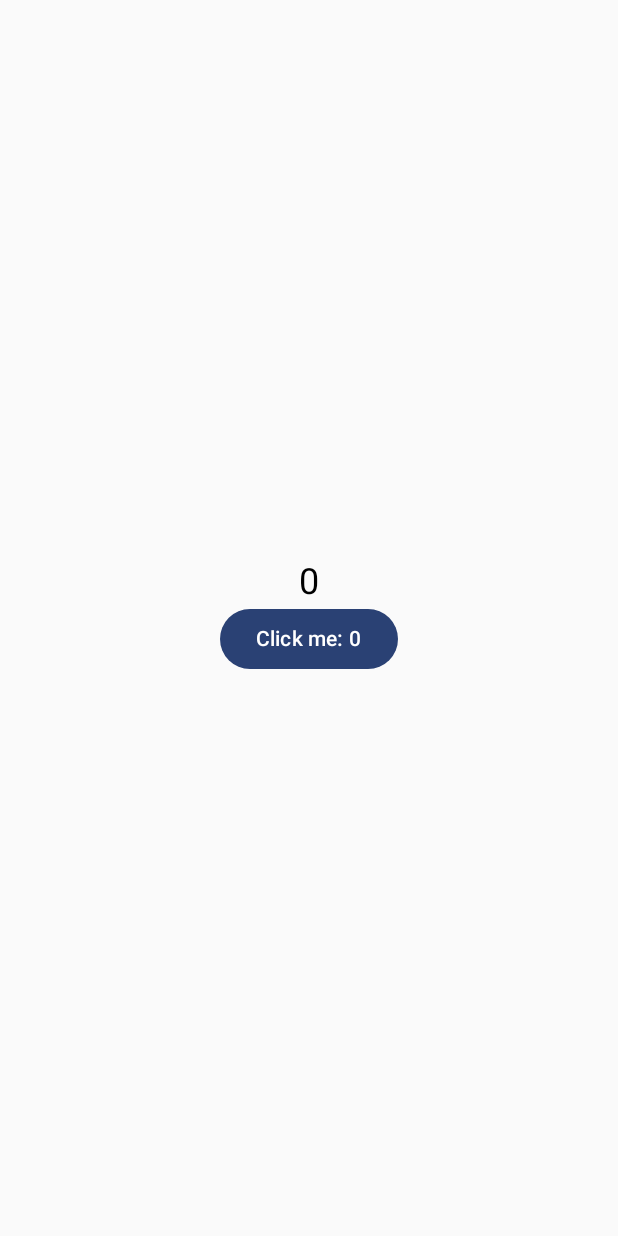
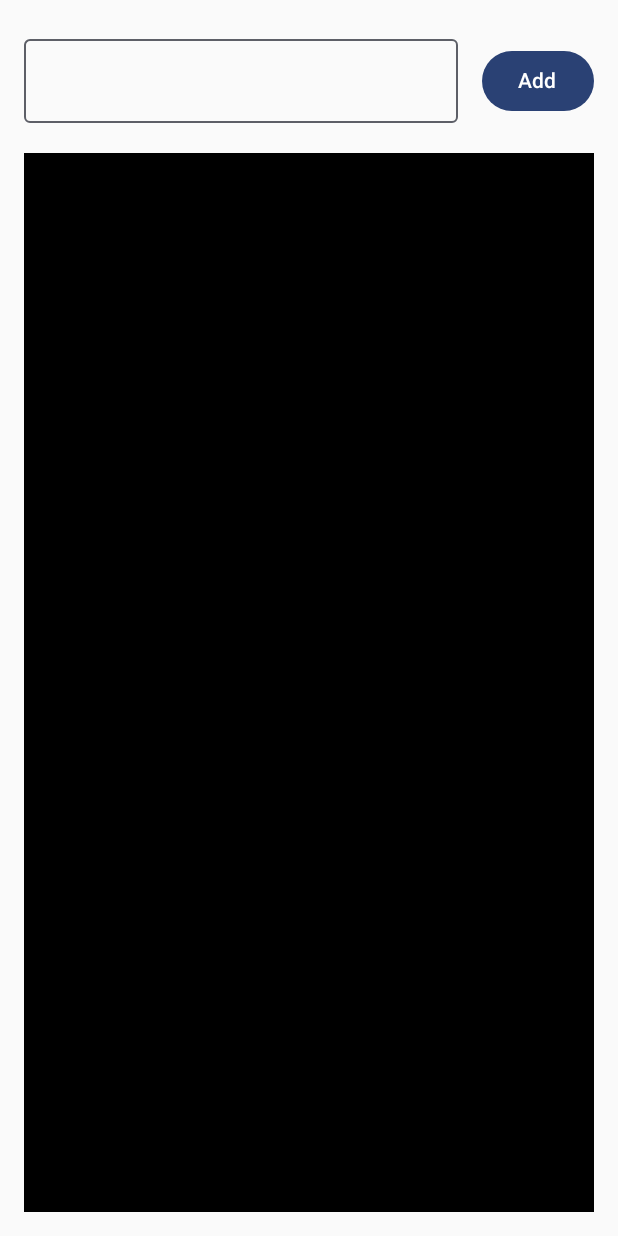
Before and after one commit to GrafVonTee/jetpack-compose-learning, an Android app built with Jetpack Compose: the screen it shows after launch (MainActivity), on a phone screen of 412 x 824 dp. Run offline under Robolectric (Android 15) with nearby library versions, the phone set to English and light mode, and no system bars.

Commit message:
Last Course Example

```diff
--- a/app/src/main/java/com/example/composecourse/MainActivity.kt
+++ b/app/src/main/java/com/example/composecourse/MainActivity.kt
@@ -10,20 +10,27 @@ import androidx.compose.foundation.layout.Arrangement
 import androidx.compose.foundation.layout.Box
 import androidx.compose.foundation.layout.Column
 import androidx.compose.foundation.layout.Row
+import androidx.compose.foundation.layout.Spacer
 import androidx.compose.foundation.layout.fillMaxSize
 import androidx.compose.foundation.layout.fillMaxWidth
+import androidx.compose.foundation.layout.height
 import androidx.compose.foundation.layout.padding
 import androidx.compose.foundation.layout.size
+import androidx.compose.foundation.layout.width
 import androidx.compose.foundation.lazy.LazyColumn
 import androidx.compose.foundation.lazy.LazyRow
+import androidx.compose.foundation.lazy.items
 import androidx.compose.material.icons.Icons
 import androidx.compose.material.icons.filled.Add
 import androidx.compose.material.icons.filled.Done
 import androidx.compose.material3.Button
+import androidx.compose.material3.Divider
 import androidx.compose.material3.Icon
 import androidx.compose.material3.MaterialTheme
+import androidx.compose.material3.OutlinedTextField
 import androidx.compose.material3.Surface
 import androidx.compose.material3.Text
+import androidx.compose.material3.TextField
 import androidx.compose.runtime.Composable
 import androidx.compose.runtime.getValue
 import androidx.compose.runtime.mutableIntStateOf
@@ -44,34 +51,78 @@ class MainActivity : ComponentActivity() {
         super.onCreate(savedInstanceState)
         setContent {
             ComposeCourseTheme {
-                var count by remember {
-                    mutableIntStateOf(0)
+                var name by remember {
+                    mutableStateOf("")
                 }
+                var nameList by remember {
+                    mutableStateOf(listOf<String>())
+                }
+
                 Column(
                     modifier = Modifier
-                        .fillMaxSize(),
-                    verticalArrangement = Arrangement.Center,
-                    horizontalAlignment = Alignment.CenterHorizontally,
+                        .fillMaxSize()
+                        .padding(16.dp),
+                    horizontalAlignment = Alignment.Start
                 ) {
-                    Text(
-                        text = count.toString(),
-                        fontSize = 24.sp,
+                    Row(
+                        modifier = Modifier
+                            .fillMaxWidth()
+                            .padding(vertical = 10.dp),
+                        verticalAlignment = Alignment.CenterVertically,
+                    ) {
+                        OutlinedTextField(
+                            value = name,
+                            onValueChange = { text ->
+                                name = text
+                            },
+                            modifier = Modifier
+                                .weight(1f)
+                        )
+
+                        Spacer(modifier = Modifier
+                            .width(16.dp)
+                        )
+
+                        Button(onClick = {
+                            if (name.isNotBlank()) {
+                                nameList += name
+                                name = ""
+                            }
+                        }) {
+                            Text(text = "Add")
+                        }
+                    }
+
+                    Spacer(modifier = Modifier.height(10.dp))
+
+                    NameList(
+                        nameList,
+                        Modifier
+                            .fillMaxSize()
+                            .background(Color.Black)
+                            .padding(10.dp),
                     )
-                    Button(onClick = {
-                        count++
-                    }) {
-                        Text(text = "Click me: $count")
-                    }
                 }
             }
         }
     }
 }
 
-@Preview(showBackground = true)
 @Composable
-fun GreetingPreview() {
-    ComposeCourseTheme {
-
+fun NameList(
+    nameList: List<String>,
+    modifier: Modifier = Modifier
+) {
+    LazyColumn (modifier) {
+        items (nameList) { currentName ->
+            Text(
+                text = currentName,
+                color = Color.White,
+                modifier = Modifier
+                    .fillMaxWidth()
+                    .padding(10.dp)
+            )
+            Divider()
+        }
     }
 }
```
